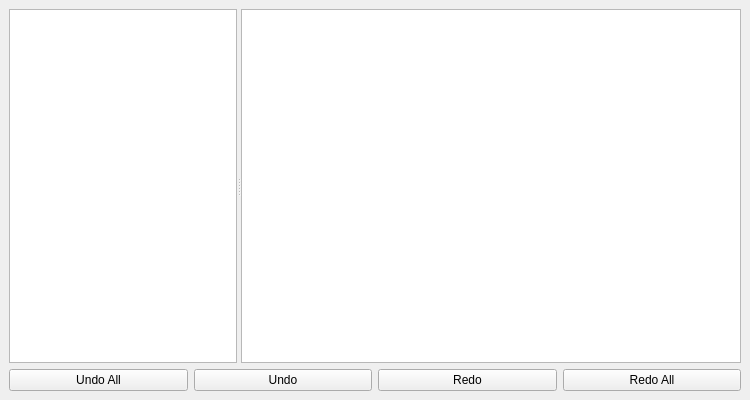
Qt form src/Interface/Application/HistoryWindow.ui (SCIInstitute/SCIRun) before a commit.
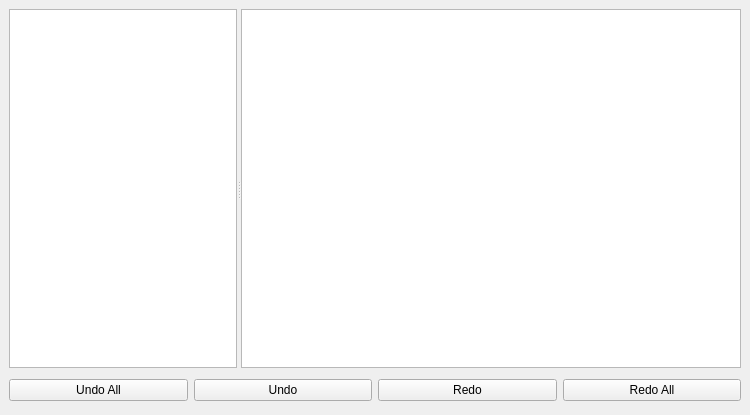
The same form after that commit.

Diff of the .ui file:
```diff
--- a/src/Interface/Application/HistoryWindow.ui
+++ b/src/Interface/Application/HistoryWindow.ui
@@ -7,7 +7,7 @@
     <x>0</x>
     <y>0</y>
     <width>750</width>
-    <height>400</height>
+    <height>415</height>
    </rect>
   </property>
   <property name="minimumSize">
@@ -73,6 +73,12 @@
     </item>
     <item>
      <layout class="QHBoxLayout" name="horizontalLayout">
+      <property name="topMargin">
+       <number>5</number>
+      </property>
+      <property name="bottomMargin">
+       <number>5</number>
+      </property>
       <item>
        <widget class="QPushButton" name="undoAllButton_">
         <property name="enabled">
```
